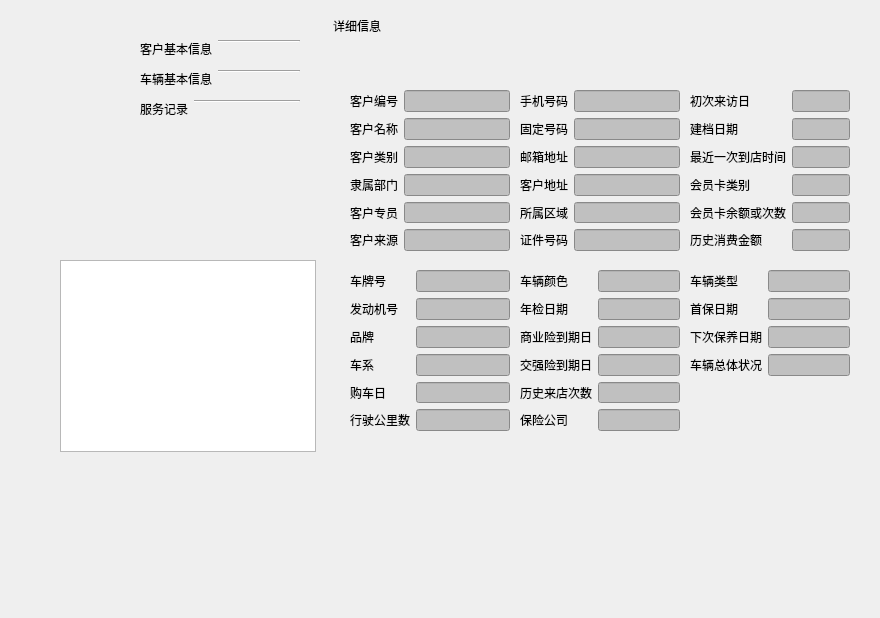
The window that ParkCustomerInfo/qdlgqueryinfo.ui (Anne081031/ParkSolution) describes before a commit, drawn with Qt 5.
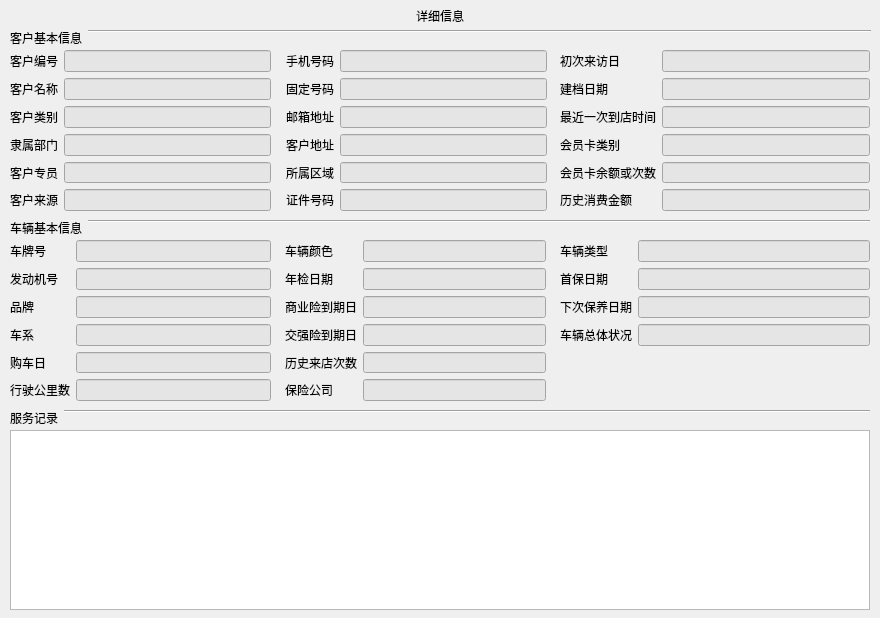
The same window after the commit.

What changed in the file:
```diff
--- a/ParkCustomerInfo/qdlgqueryinfo.ui
+++ b/ParkCustomerInfo/qdlgqueryinfo.ui
@@ -28,10 +28,10 @@
   <widget class="QWidget" name="gridLayoutWidget">
    <property name="geometry">
     <rect>
-     <x>20</x>
-     <y>20</y>
-     <width>51</width>
-     <height>41</height>
+     <x>60</x>
+     <y>0</y>
+     <width>21</width>
+     <height>21</height>
     </rect>
    </property>
    <layout class="QGridLayout" name="mainGridLayout"/>
@@ -39,9 +39,9 @@
   <widget class="QWidget" name="formLayoutWidget_11">
    <property name="geometry">
     <rect>
-     <x>350</x>
-     <y>270</y>
-     <width>160</width>
+     <x>10</x>
+     <y>240</y>
+     <width>261</width>
      <height>161</height>
     </rect>
    </property>
@@ -59,7 +59,7 @@
     <item row="0" column="1">
      <widget class="QLineEdit" name="edtPlateID">
       <property name="styleSheet">
-       <string notr="true">background-color: rgb(192, 192, 192);</string>
+       <string notr="true">background-color: rgb(229, 229, 229);</string>
       </property>
       <property name="readOnly">
        <bool>true</bool>
@@ -76,7 +76,7 @@
     <item row="1" column="1">
      <widget class="QLineEdit" name="edtMotorID">
       <property name="styleSheet">
-       <string notr="true">background-color: rgb(192, 192, 192);</string>
+       <string notr="true">background-color: rgb(229, 229, 229);</string>
       </property>
       <property name="readOnly">
        <bool>true</bool>
@@ -93,7 +93,7 @@
     <item row="2" column="1">
      <widget class="QLineEdit" name="edtBrand">
       <property name="styleSheet">
-       <string notr="true">background-color: rgb(192, 192, 192);</string>
+       <string notr="true">background-color: rgb(229, 229, 229);</string>
       </property>
       <property name="readOnly">
        <bool>true</bool>
@@ -110,7 +110,7 @@
     <item row="3" column="1">
      <widget class="QLineEdit" name="edtSeries">
       <property name="styleSheet">
-       <string notr="true">background-color: rgb(192, 192, 192);</string>
+       <string notr="true">background-color: rgb(229, 229, 229);</string>
       </property>
       <property name="readOnly">
        <bool>true</bool>
@@ -127,7 +127,7 @@
     <item row="4" column="1">
      <widget class="QLineEdit" name="edtBuyDate">
       <property name="styleSheet">
-       <string notr="true">background-color: rgb(192, 192, 192);</string>
+       <string notr="true">background-color: rgb(229, 229, 229);</string>
       </property>
       <property name="readOnly">
        <bool>true</bool>
@@ -144,7 +144,7 @@
     <item row="5" column="1">
      <widget class="QLineEdit" name="edtOdometer">
       <property name="styleSheet">
-       <string notr="true">background-color: rgb(192, 192, 192);</string>
+       <string notr="true">background-color: rgb(229, 229, 229);</string>
       </property>
       <property name="readOnly">
        <bool>true</bool>
@@ -156,9 +156,9 @@
   <widget class="QWidget" name="formLayoutWidget_9">
    <property name="geometry">
     <rect>
-     <x>520</x>
-     <y>90</y>
-     <width>160</width>
+     <x>286</x>
+     <y>50</y>
+     <width>261</width>
      <height>161</height>
     </rect>
    </property>
@@ -176,7 +176,7 @@
     <item row="0" column="1">
      <widget class="QLineEdit" name="edtMobilePhone">
       <property name="styleSheet">
-       <string notr="true">background-color: rgb(192, 192, 192);</string>
+       <string notr="true">background-color: rgb(229, 229, 229);</string>
       </property>
       <property name="readOnly">
        <bool>true</bool>
@@ -193,7 +193,7 @@
     <item row="1" column="1">
      <widget class="QLineEdit" name="edtLandline">
       <property name="styleSheet">
-       <string notr="true">background-color: rgb(192, 192, 192);</string>
+       <string notr="true">background-color: rgb(229, 229, 229);</string>
       </property>
       <property name="readOnly">
        <bool>true</bool>
@@ -210,7 +210,7 @@
     <item row="2" column="1">
      <widget class="QLineEdit" name="edtEMail">
       <property name="styleSheet">
-       <string notr="true">background-color: rgb(192, 192, 192);</string>
+       <string notr="true">background-color: rgb(229, 229, 229);</string>
       </property>
       <property name="readOnly">
        <bool>true</bool>
@@ -227,7 +227,7 @@
     <item row="3" column="1">
      <widget class="QLineEdit" name="edtAddress">
       <property name="styleSheet">
-       <string notr="true">background-color: rgb(192, 192, 192);</string>
+       <string notr="true">background-color: rgb(229, 229, 229);</string>
       </property>
       <property name="readOnly">
        <bool>true</bool>
@@ -244,7 +244,7 @@
     <item row="4" column="1">
      <widget class="QLineEdit" name="edtDistrict">
       <property name="styleSheet">
-       <string notr="true">background-color: rgb(192, 192, 192);</string>
+       <string notr="true">background-color: rgb(229, 229, 229);</string>
       </property>
       <property name="readOnly">
        <bool>true</bool>
@@ -261,7 +261,7 @@
     <item row="5" column="1">
      <widget class="QLineEdit" name="edtCredentialsID">
       <property name="styleSheet">
-       <string notr="true">background-color: rgb(192, 192, 192);</string>
+       <string notr="true">background-color: rgb(229, 229, 229);</string>
       </property>
       <property name="readOnly">
        <bool>true</bool>
@@ -273,9 +273,9 @@
   <widget class="QWidget" name="formLayoutWidget_12">
    <property name="geometry">
     <rect>
-     <x>520</x>
-     <y>270</y>
-     <width>160</width>
+     <x>285</x>
+     <y>240</y>
+     <width>261</width>
      <height>161</height>
     </rect>
    </property>
@@ -293,7 +293,7 @@
     <item row="0" column="1">
      <widget class="QLineEdit" name="edtColor">
       <property name="styleSheet">
-       <string notr="true">background-color: rgb(192, 192, 192);</string>
+       <string notr="true">background-color: rgb(229, 229, 229);</string>
       </property>
       <property name="readOnly">
        <bool>true</bool>
@@ -310,7 +310,7 @@
     <item row="1" column="1">
      <widget class="QLineEdit" name="edtAannualSurveyDate">
       <property name="styleSheet">
-       <string notr="true">background-color: rgb(192, 192, 192);</string>
+       <string notr="true">background-color: rgb(229, 229, 229);</string>
       </property>
       <property name="readOnly">
        <bool>true</bool>
@@ -327,7 +327,7 @@
     <item row="2" column="1">
      <widget class="QLineEdit" name="edtCommercialInsuranceExpiration">
       <property name="styleSheet">
-       <string notr="true">background-color: rgb(192, 192, 192);</string>
+       <string notr="true">background-color: rgb(229, 229, 229);</string>
       </property>
       <property name="readOnly">
        <bool>true</bool>
@@ -344,7 +344,7 @@
     <item row="3" column="1">
      <widget class="QLineEdit" name="edtMandatoryInsuranceExpiration">
       <property name="styleSheet">
-       <string notr="true">background-color: rgb(192, 192, 192);</string>
+       <string notr="true">background-color: rgb(229, 229, 229);</string>
       </property>
       <property name="readOnly">
        <bool>true</bool>
@@ -361,7 +361,7 @@
     <item row="4" column="1">
      <widget class="QLineEdit" name="edtVistCount">
       <property name="styleSheet">
-       <string notr="true">background-color: rgb(192, 192, 192);</string>
+       <string notr="true">background-color: rgb(229, 229, 229);</string>
       </property>
       <property name="readOnly">
        <bool>true</bool>
@@ -378,7 +378,7 @@
     <item row="5" column="1">
      <widget class="QLineEdit" name="edtInsurer">
       <property name="styleSheet">
-       <string notr="true">background-color: rgb(192, 192, 192);</string>
+       <string notr="true">background-color: rgb(229, 229, 229);</string>
       </property>
       <property name="readOnly">
        <bool>true</bool>
@@ -390,9 +390,9 @@
   <widget class="QWidget" name="formLayoutWidget_8">
    <property name="geometry">
     <rect>
-     <x>350</x>
-     <y>90</y>
-     <width>160</width>
+     <x>10</x>
+     <y>50</y>
+     <width>261</width>
      <height>161</height>
     </rect>
    </property>
@@ -410,7 +410,7 @@
     <item row="0" column="1">
      <widget class="QLineEdit" name="edtCustomerID">
       <property name="styleSheet">
-       <string notr="true">background-color: rgb(192, 192, 192);</string>
+       <string notr="true">background-color: rgb(229, 229, 229);</string>
       </property>
       <property name="readOnly">
        <bool>true</bool>
@@ -427,7 +427,7 @@
     <item row="1" column="1">
      <widget class="QLineEdit" name="edtName">
       <property name="styleSheet">
-       <string notr="true">background-color: rgb(192, 192, 192);</string>
+       <string notr="true">background-color: rgb(229, 229, 229);</string>
       </property>
       <property name="readOnly">
        <bool>true</bool>
@@ -444,7 +444,7 @@
     <item row="2" column="1">
      <widget class="QLineEdit" name="edtCustomerCategory">
       <property name="styleSheet">
-       <string notr="true">background-color: rgb(192, 192, 192);</string>
+       <string notr="true">background-color: rgb(229, 229, 229);</string>
       </property>
       <property name="readOnly">
        <bool>true</bool>
@@ -461,7 +461,7 @@
     <item row="3" column="1">
      <widget class="QLineEdit" name="edtDepartment">
       <property name="styleSheet">
-       <string notr="true">background-color: rgb(192, 192, 192);</string>
+       <string notr="true">background-color: rgb(229, 229, 229);</string>
       </property>
       <property name="readOnly">
        <bool>true</bool>
@@ -478,7 +478,7 @@
     <item row="4" column="1">
      <widget class="QLineEdit" name="edtAccountExecutive">
       <property name="styleSheet">
-       <string notr="true">background-color: rgb(192, 192, 192);</string>
+       <string notr="true">background-color: rgb(229, 229, 229);</string>
       </property>
       <property name="readOnly">
        <bool>true</bool>
@@ -495,7 +495,7 @@
     <item row="5" column="1">
      <widget class="QLineEdit" name="edtCustomerSource">
       <property name="styleSheet">
-       <string notr="true">background-color: rgb(192, 192, 192);</string>
+       <string notr="true">background-color: rgb(229, 229, 229);</string>
       </property>
       <property name="readOnly">
        <bool>true</bool>
@@ -507,9 +507,9 @@
   <widget class="QWidget" name="formLayoutWidget_10">
    <property name="geometry">
     <rect>
-     <x>690</x>
-     <y>90</y>
-     <width>160</width>
+     <x>560</x>
+     <y>50</y>
+     <width>310</width>
      <height>161</height>
     </rect>
    </property>
@@ -527,7 +527,7 @@
     <item row="0" column="1">
      <widget class="QLineEdit" name="edtVistFirstTime">
       <property name="styleSheet">
-       <string notr="true">background-color: rgb(192, 192, 192);</string>
+       <string notr="true">background-color: rgb(229, 229, 229);</string>
       </property>
       <property name="readOnly">
        <bool>true</bool>
@@ -544,7 +544,7 @@
     <item row="1" column="1">
      <widget class="QLineEdit" name="edtEntryTime">
       <property name="styleSheet">
-       <string notr="true">background-color: rgb(192, 192, 192);</string>
+       <string notr="true">background-color: rgb(229, 229, 229);</string>
       </property>
       <property name="readOnly">
        <bool>true</bool>
@@ -561,7 +561,7 @@
     <item row="2" column="1">
      <widget class="QLineEdit" name="edtVistNewlyTime">
       <property name="styleSheet">
-       <string notr="true">background-color: rgb(192, 192, 192);</string>
+       <string notr="true">background-color: rgb(229, 229, 229);</string>
       </property>
       <property name="readOnly">
        <bool>true</bool>
@@ -578,7 +578,7 @@
     <item row="3" column="1">
      <widget class="QLineEdit" name="edtMembershipClass">
       <property name="styleSheet">
-       <string notr="true">background-color: rgb(192, 192, 192);</string>
+       <string notr="true">background-color: rgb(229, 229, 229);</string>
       </property>
       <property name="readOnly">
        <bool>true</bool>
@@ -595,7 +595,7 @@
     <item row="4" column="1">
      <widget class="QLineEdit" name="edtMembershipCardSurplus">
       <property name="styleSheet">
-       <string notr="true">background-color: rgb(192, 192, 192);</string>
+       <string notr="true">background-color: rgb(229, 229, 229);</string>
       </property>
       <property name="readOnly">
        <bool>true</bool>
@@ -612,7 +612,7 @@
     <item row="5" column="1">
      <widget class="QLineEdit" name="edtConsumptionAmount">
       <property name="styleSheet">
-       <string notr="true">background-color: rgb(192, 192, 192);</string>
+       <string notr="true">background-color: rgb(229, 229, 229);</string>
       </property>
       <property name="readOnly">
        <bool>true</bool>
@@ -624,9 +624,9 @@
   <widget class="QWidget" name="formLayoutWidget_13">
    <property name="geometry">
     <rect>
-     <x>690</x>
-     <y>270</y>
-     <width>160</width>
+     <x>560</x>
+     <y>240</y>
+     <width>310</width>
      <height>161</height>
     </rect>
    </property>
@@ -644,7 +644,7 @@
     <item row="0" column="1">
      <widget class="QLineEdit" name="edtFeature">
       <property name="styleSheet">
-       <string notr="true">background-color: rgb(192, 192, 192);</string>
+       <string notr="true">background-color: rgb(229, 229, 229);</string>
       </property>
       <property name="readOnly">
        <bool>true</bool>
@@ -661,7 +661,7 @@
     <item row="1" column="1">
      <widget class="QLineEdit" name="edtMaintenanceFirstDate">
       <property name="styleSheet">
-       <string notr="true">background-color: rgb(192, 192, 192);</string>
+       <string notr="true">background-color: rgb(229, 229, 229);</string>
       </property>
       <property name="readOnly">
        <bool>true</bool>
@@ -678,7 +678,7 @@
     <item row="2" column="1">
      <widget class="QLineEdit" name="edtMaintenanceNextDate">
       <property name="styleSheet">
-       <string notr="true">background-color: rgb(192, 192, 192);</string>
+       <string notr="true">background-color: rgb(229, 229, 229);</string>
       </property>
       <property name="readOnly">
        <bool>true</bool>
@@ -695,7 +695,7 @@
     <item row="3" column="1">
      <widget class="QLineEdit" name="edtState">
       <property name="styleSheet">
-       <string notr="true">background-color: rgb(192, 192, 192);</string>
+       <string notr="true">background-color: rgb(229, 229, 229);</string>
       </property>
       <property name="readOnly">
        <bool>true</bool>
@@ -707,10 +707,10 @@
   <widget class="QWidget" name="formLayoutWidget_6">
    <property name="geometry">
     <rect>
-     <x>140</x>
-     <y>70</y>
-     <width>160</width>
-     <height>21</height>
+     <x>10</x>
+     <y>220</y>
+     <width>860</width>
+     <height>16</height>
     </rect>
    </property>
    <layout class="QFormLayout" name="formLayout2">
@@ -733,10 +733,10 @@
   <widget class="QWidget" name="formLayoutWidget_7">
    <property name="geometry">
     <rect>
-     <x>140</x>
-     <y>100</y>
-     <width>160</width>
-     <height>21</height>
+     <x>10</x>
+     <y>410</y>
+     <width>860</width>
+     <height>16</height>
     </rect>
    </property>
    <layout class="QFormLayout" name="formLayout3">
@@ -759,10 +759,10 @@
   <widget class="QWidget" name="formLayoutWidget_5">
    <property name="geometry">
     <rect>
-     <x>140</x>
-     <y>40</y>
-     <width>160</width>
-     <height>21</height>
+     <x>10</x>
+     <y>30</y>
+     <width>861</width>
+     <height>16</height>
     </rect>
    </property>
    <layout class="QFormLayout" name="formLayout1">
@@ -875,8 +875,8 @@
   <widget class="QLabel" name="lblDetail">
    <property name="geometry">
     <rect>
-     <x>330</x>
-     <y>20</y>
+     <x>413</x>
+     <y>10</y>
      <width>54</width>
      <height>12</height>
     </rect>
@@ -916,8 +916,8 @@
     <rect>
      <x>50</x>
      <y>550</y>
-     <width>160</width>
-     <height>31</height>
+     <width>21</width>
+     <height>16</height>
     </rect>
    </property>
    <layout class="QGridLayout" name="gridLayout"/>
@@ -938,10 +938,10 @@
   <widget class="QTableView" name="tabServiceRecord">
    <property name="geometry">
     <rect>
-     <x>60</x>
-     <y>260</y>
-     <width>256</width>
-     <height>192</height>
+     <x>10</x>
+     <y>430</y>
+     <width>860</width>
+     <height>180</height>
     </rect>
    </property>
    <property name="selectionMode">
@@ -956,6 +956,9 @@
    <property name="sortingEnabled">
     <bool>false</bool>
    </property>
+   <attribute name="verticalHeaderVisible">
+    <bool>false</bool>
+   </attribute>
   </widget>
  </widget>
  <tabstops>
```
